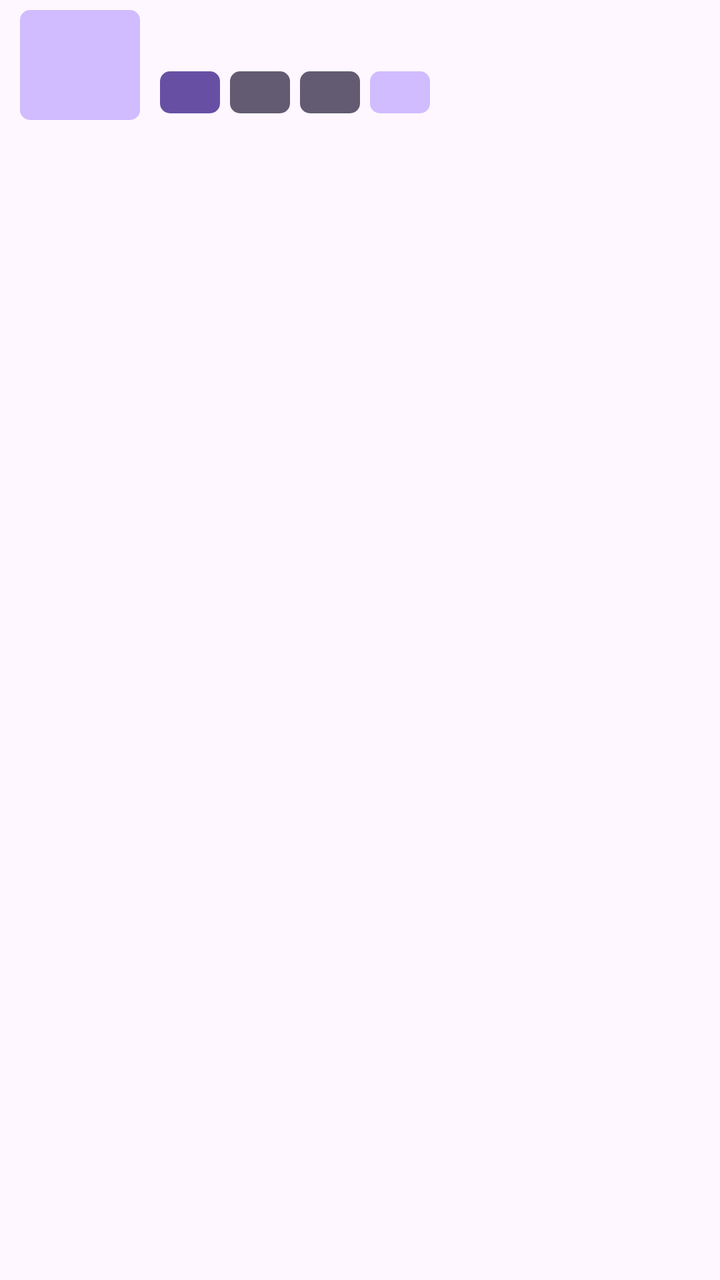
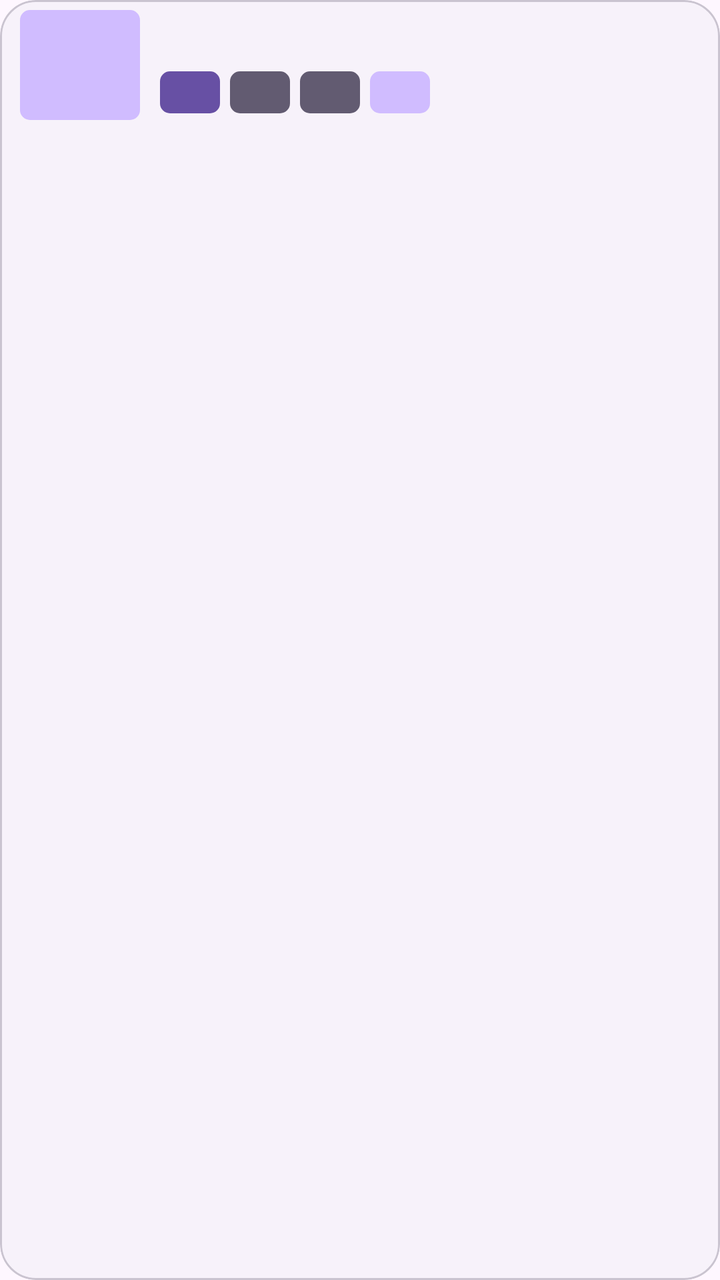

Two renders of the same Android screen: before a commit and after it. Below are the layout's source before the change and the commit's diff.
<!-- AndroidManifest.xml: application theme BaseTheme -->
<!-- res/layout/format_item.xml -->
<?xml version="1.0" encoding="utf-8"?>
<com.google.android.material.card.MaterialCardView xmlns:app="http://schemas.android.com/apk/res-auto"
    xmlns:tools="http://schemas.android.com/tools"
    android:id="@+id/format_card_constraintLayout"
    android:layout_width="match_parent"
    xmlns:android="http://schemas.android.com/apk/res/android"
    android:checkable="true"
    android:clickable="true"
    android:focusable="true"
    android:backgroundTint="@android:color/transparent"
    app:checkedIcon="@null"
    app:shapeAppearance="@style/ShapeAppearanceOverlay.Avatar"
    app:strokeWidth="0dp"
    app:cardPreventCornerOverlap="true"
    android:layout_height="wrap_content">

    <androidx.constraintlayout.widget.ConstraintLayout
        android:layout_width="match_parent"
        android:paddingVertical="5dp"
        android:paddingHorizontal="10dp"
        android:layout_height="wrap_content">

        <TextView
            android:id="@+id/container"
            android:layout_width="60dp"
            android:background="@drawable/rounded_corner"
            android:backgroundTint="?attr/colorPrimaryInverse"
            android:textColor="@color/white"
            android:clickable="false"
            android:layout_height="55dp"
            android:gravity="center"

            android:maxLines="1"
            android:lines="1"
            app:autoSizeTextType="uniform"
            app:autoSizeMinTextSize="8sp"
            app:autoSizeMaxTextSize="18sp"
            app:autoSizeStepGranularity="1sp"

            android:minWidth="30dp"
            app:cornerRadius="10dp"
            app:layout_constraintBottom_toBottomOf="parent"
            app:layout_constraintStart_toStartOf="parent"
            app:layout_constraintTop_toTopOf="parent" />


        <com.google.android.material.progressindicator.LinearProgressIndicator
            android:id="@+id/format_loading_progress"
            android:visibility="gone"
            android:layout_width="0dp"
            android:indeterminate="true"
            app:trackCornerRadius="20dp"
            app:trackColor="#000"
            android:layout_gravity="bottom"
            android:alpha="0.3"
            android:scaleY="200"
            app:layout_constraintTop_toTopOf="@id/container"
            app:layout_constraintBottom_toBottomOf="@id/container"
            app:layout_constraintStart_toStartOf="@id/container"
            app:layout_constraintEnd_toEndOf="@id/container"
            android:layout_height="wrap_content" />

        <androidx.constraintlayout.widget.ConstraintLayout
            android:layout_width="0dp"
            android:layout_height="wrap_content"
            android:orientation="vertical"
            app:layout_constraintBottom_toBottomOf="parent"
            app:layout_constraintEnd_toEndOf="parent"
            app:layout_constraintHorizontal_bias="0.0"
            app:layout_optimizationLevel="none"
            app:layout_constraintStart_toEndOf="@+id/container"
            app:layout_constraintTop_toTopOf="parent">


            <TextView
                android:id="@+id/format_note"
                android:layout_width="0dp"
                android:layout_height="wrap_content"
                android:textDirection="locale"
                android:ellipsize="end"
                android:gravity="start"
                android:maxLines="2"
                android:paddingHorizontal="10dp"
                android:textSize="20sp"
                app:layout_constrainedWidth="true"
                app:layout_constraintEnd_toStartOf="@+id/format_id"
                app:layout_constraintHorizontal_bias="0.0"
                app:layout_constraintHorizontal_chainStyle="packed"
                app:layout_constraintStart_toStartOf="parent"
                app:layout_constraintTop_toTopOf="parent" />

            <TextView
                android:id="@+id/format_id"
                android:layout_width="wrap_content"
                android:minWidth="40dp"
                android:layout_height="wrap_content"
                android:clickable="false"
                android:ellipsize="end"
                android:gravity="end"
                android:maxLines="1"
                app:layout_constraintEnd_toEndOf="parent"
                app:layout_constraintStart_toEndOf="@id/format_note"
                app:layout_constraintTop_toTopOf="@id/format_note"
                app:layout_constraintBottom_toBottomOf="@id/format_note"
                app:layout_constraintVertical_bias="0.0" />


            <androidx.constraintlayout.widget.Barrier
                android:id="@+id/formatnote_formatid"
                android:layout_width="wrap_content"
                android:layout_height="wrap_content"
                app:barrierDirection="bottom"
                app:constraint_referenced_ids="format_note,format_id" />


            <RelativeLayout
                android:id="@+id/relativeLayout"
                app:layout_constraintHorizontal_chainStyle="spread_inside"
                android:layout_width="wrap_content"
                android:layout_height="wrap_content"
                app:layout_constraintBottom_toBottomOf="parent"
                app:layout_constraintEnd_toEndOf="parent"
                app:layout_constraintHorizontal_bias="0.0"
                app:layout_constraintStart_toStartOf="parent"
                app:layout_constraintTop_toBottomOf="@id/formatnote_formatid">

                <HorizontalScrollView
                    android:layout_width="wrap_content"
                    android:layout_height="wrap_content"
                    android:layout_marginStart="10dp"
                    android:clickable="false"
                    android:focusable="false"
                    android:scrollbars="none">

                    <LinearLayout
                        android:id="@+id/linearLayout"
                        android:layout_width="wrap_content"
                        android:layout_height="wrap_content"
                        android:layout_gravity="bottom"
                        android:orientation="horizontal">

                        <TextView
                            android:id="@+id/audio_formats"
                            style="@style/Widget.Material3.FloatingActionButton.Large.Primary"
                            android:layout_width="wrap_content"
                            android:layout_height="wrap_content"
                            android:layout_marginEnd="5dp"
                            android:background="@drawable/rounded_corner"
                            android:backgroundTint="?attr/colorPrimary"
                            android:clickable="false"
                            android:ellipsize="end"
                            android:gravity="center"
                            android:maxLength="17"
                            android:minWidth="30dp"
                            android:paddingHorizontal="5dp"
                            android:outlineProvider="none"
                            android:textStyle="bold"
                            app:cornerRadius="10dp"
                            app:drawableStartCompat="@drawable/ic_music_formatcard"
                            app:layout_constraintBottom_toBottomOf="parent"
                            app:layout_constraintStart_toStartOf="parent"
                            app:layout_constraintTop_toTopOf="parent"  />


                        <TextView
                            android:id="@+id/codec"
                            style="@style/Widget.Material3.FloatingActionButton.Large.Secondary"
                            android:layout_width="wrap_content"
                            android:layout_height="wrap_content"
                            android:layout_marginEnd="5dp"
                            android:background="@drawable/rounded_corner"
                            android:backgroundTint="?attr/colorSecondary"
                            android:clickable="false"
                            android:gravity="center"
                            android:outlineProvider="none"
                            android:maxWidth="90dp"
                            android:maxLines="1"
                            android:minWidth="30dp"
                            android:paddingHorizontal="5dp"
                            android:textStyle="bold"
                            app:cornerRadius="10dp"
                            app:layout_constraintBottom_toBottomOf="parent"
                            app:layout_constraintStart_toStartOf="parent"
                            app:layout_constraintTop_toTopOf="parent" />

                        <TextView
                            android:id="@+id/file_size"
                            style="@style/Widget.Material3.FloatingActionButton.Large.Tertiary"
                            android:layout_width="wrap_content"
                            android:layout_height="wrap_content"
                            android:layout_marginEnd="5dp"
                            android:background="@drawable/rounded_corner"
                            android:backgroundTint="?attr/colorSecondary"
                            android:clickable="false"
                            android:gravity="center"
                            android:minWidth="30dp"
                            android:outlineProvider="none"
                            android:paddingHorizontal="5dp"
                            android:textStyle="bold"
                            app:cornerRadius="10dp"
                            app:layout_constraintBottom_toBottomOf="parent"
                            app:layout_constraintStart_toStartOf="parent"
                            app:layout_constraintTop_toTopOf="parent" />

                        <TextView
                            android:id="@+id/bitrate"
                            android:layout_width="wrap_content"
                            android:layout_height="wrap_content"
                            android:layout_marginEnd="5dp"
                            android:background="@drawable/rounded_corner"
                            android:backgroundTint="?attr/colorPrimaryInverse"
                            android:textColor="@color/white"
                            android:clickable="false"
                            android:gravity="center"
                            android:minWidth="30dp"
                            android:paddingHorizontal="5dp"
                            android:outlineProvider="none"
                            android:textStyle="bold"
                            app:cornerRadius="10dp"
                            app:layout_constraintBottom_toBottomOf="parent"
                            app:layout_constraintStart_toStartOf="parent"
                            app:layout_constraintTop_toTopOf="parent" />

                    </LinearLayout>

                </HorizontalScrollView>

            </RelativeLayout>



        </androidx.constraintlayout.widget.ConstraintLayout>

    </androidx.constraintlayout.widget.ConstraintLayout>


</com.google.android.material.card.MaterialCardView>
<!-- resources referenced by this layout -->
<resources>
  <color name="white">#FFFFFF</color>
  <!-- drawable ic_music_formatcard (drawable) -->
  <vector android:height="16dp"
      android:viewportHeight="24" android:viewportWidth="24"
      android:width="16dp" xmlns:android="http://schemas.android.com/apk/res/android">
      <path android:fillColor="?android:colorAccent" android:pathData="M12,3v10.55c-0.59,-0.34 -1.27,-0.55 -2,-0.55 -2.21,0 -4,1.79 -4,4s1.79,4 4,4 4,-1.79 4,-4V7h4V3h-6z"/>
  </vector>
  <!-- drawable rounded_corner (drawable) -->
  <?xml version="1.0" encoding="utf-8"?>
  <shape xmlns:android="http://schemas.android.com/apk/res/android" >
      <solid android:color="#ffffff" />
  
      <padding
          android:left="1dp"
          android:right="1dp"
          android:bottom="1dp"
          android:top="1dp" />
  
      <corners android:radius="5dp" />
  </shape>
  <style name="ShapeAppearanceOverlay.Avatar" parent="ShapeAppearance.MaterialComponents.SmallComponent">
          <item name="cornerFamily">rounded</item>
          <item name="cornerSize">5dp</item>
      </style>
  <style name="BaseTheme" parent="Theme.Material3.Light.NoActionBar">
          <item name="viewInflaterClass">com.setotower.downloader.util.IncognitoViewInflater</item>
          <item name="android:windowLightStatusBar">?attr/isLightTheme</item>
          <item name="android:statusBarColor">@android:color/transparent</item>
          <item name="alertDialogTheme">@style/ThemeOverlay.Material3.MaterialAlertDialog</item>
          <item name="dialogCornerRadius">28dp</item>
          <item name="windowActionModeOverlay">true</item>
          <item name="actionBarTheme">@style/ThemeOverlay.Material3.Light</item>
          <item name="android:windowLightNavigationBar" tools:ignore="NewApi">true</item>
          <item name="switchPreferenceCompatStyle">@style/Preference.SwitchPreferenceCompat.Material3</item>
          <item name="snackbarStyle">@style/snackBarStyle</item>
          <item name="preferenceTheme">@style/PreferenceTheme</item>
          <item name="android:windowOptOutEdgeToEdgeEnforcement" tools:targetApi="35">true</item>
      </style>
  <style name="Preference.SwitchPreferenceCompat.Material3" parent="@style/Preference.SwitchPreferenceCompat.Material">
          <item name="widgetLayout">@layout/preferece_material_switch</item>
      </style>
  <style name="snackBarStyle" parent="@style/Widget.Material3.Snackbar">
          <item name="shapeAppearance">@style/ShapeAppearance.Material3.Corner.ExtraLarge</item>
          <item name="android:paddingStart">20dp</item>
          <item name="android:paddingEnd">20dp</item>
          <item name="maxLines">2</item>
          <item name="animationMode">slide</item>
      </style>
  <style name="PreferenceTheme" parent="PreferenceThemeOverlay">
          <item name="singleLineTitle">false</item>
      </style>
</resources>

<!-- the commit's change to res/layout/format_item.xml (unified diff, before → after) -->
@@ -3,14 +3,18 @@
     xmlns:tools="http://schemas.android.com/tools"
     android:id="@+id/format_card_constraintLayout"
     android:layout_width="match_parent"
+    android:layout_marginHorizontal="8dp"
+    android:layout_marginVertical="4dp"
     xmlns:android="http://schemas.android.com/apk/res/android"
     android:checkable="true"
     android:clickable="true"
     android:focusable="true"
-    android:backgroundTint="@android:color/transparent"
+    android:backgroundTint="?attr/colorSurfaceContainerLow"
     app:checkedIcon="@null"
-    app:shapeAppearance="@style/ShapeAppearanceOverlay.Avatar"
-    app:strokeWidth="0dp"
+    app:cardCornerRadius="18dp"
+    app:cardElevation="0dp"
+    app:strokeColor="?attr/colorOutlineVariant"
+    app:strokeWidth="1dp"
     app:cardPreventCornerOverlap="true"
     android:layout_height="wrap_content">
 
<!-- resource entries referenced after the edit -->
@@ -20,10 +20,6 @@
   
       <corners android:radius="5dp" />
   </shape>
-  <style name="ShapeAppearanceOverlay.Avatar" parent="ShapeAppearance.MaterialComponents.SmallComponent">
-          <item name="cornerFamily">rounded</item>
-          <item name="cornerSize">5dp</item>
-      </style>
   <style name="BaseTheme" parent="Theme.Material3.Light.NoActionBar">
           <item name="viewInflaterClass">com.setotower.downloader.util.IncognitoViewInflater</item>
           <item name="android:windowLightStatusBar">?attr/isLightTheme</item>
